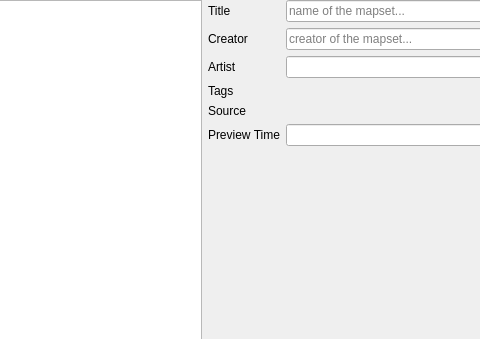
Qt form src/mainwindow.ui (WilliamQiufeng/QuaverMetadataEditor) before a commit; both pictures show x 196 to 676 and y 0 to 339 of the 821 by 636 pixel window.
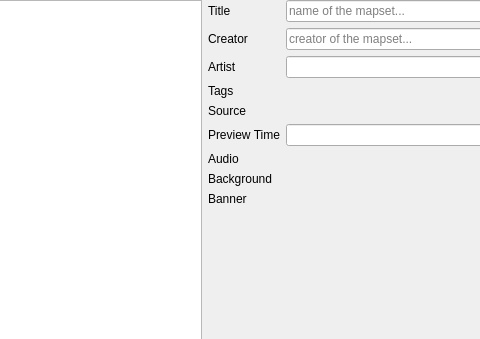
The same form after that commit. Custom widgets are drawn as their Qt base class.

```diff
--- a/src/mainwindow.ui
+++ b/src/mainwindow.ui
@@ -124,6 +124,36 @@
          <item row="3" column="1">
           <widget class="ListField" name="tagsEdit" native="true"/>
          </item>
+         <item row="7" column="0">
+          <widget class="QLabel" name="backgroundLabel">
+           <property name="text">
+            <string>Background</string>
+           </property>
+          </widget>
+         </item>
+         <item row="7" column="1">
+          <widget class="FileField" name="backgroundEdit" native="true"/>
+         </item>
+         <item row="8" column="0">
+          <widget class="QLabel" name="bannerLabel">
+           <property name="text">
+            <string>Banner</string>
+           </property>
+          </widget>
+         </item>
+         <item row="8" column="1">
+          <widget class="FileField" name="bannerEdit" native="true"/>
+         </item>
+         <item row="6" column="0">
+          <widget class="QLabel" name="audioLabel">
+           <property name="text">
+            <string>Audio</string>
+           </property>
+          </widget>
+         </item>
+         <item row="6" column="1">
+          <widget class="FileField" name="audioEdit" native="true"/>
+         </item>
         </layout>
        </item>
        <item>
@@ -195,6 +225,12 @@
    <header>ListField.h</header>
    <container>1</container>
   </customwidget>
+  <customwidget>
+   <class>FileField</class>
+   <extends>QWidget</extends>
+   <header>FileField.h</header>
+   <container>1</container>
+  </customwidget>
  </customwidgets>
  <resources/>
  <connections/>
```
